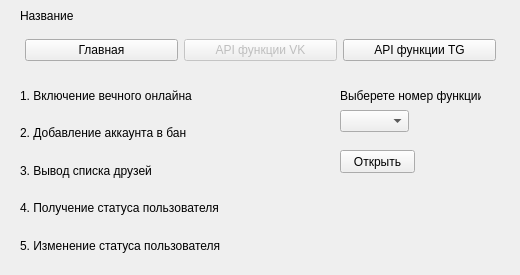
This is vk_api.ui in AlisMori/API_project as Qt 5 draws it before an edit. The edited form follows.
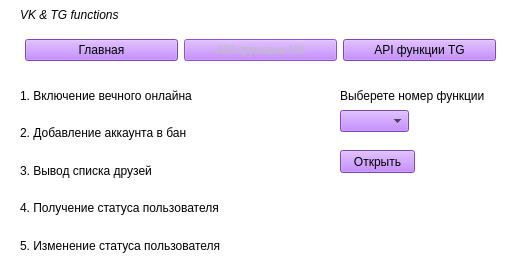
This is the edited form.

Commit message: Make a design

The edit to the form file:
```diff
--- a/vk_api.ui
+++ b/vk_api.ui
@@ -7,12 +7,15 @@
     <x>0</x>
     <y>0</y>
     <width>520</width>
-    <height>275</height>
+    <height>272</height>
    </rect>
   </property>
   <property name="windowTitle">
    <string>Form</string>
   </property>
+  <property name="styleSheet">
+   <string notr="true">background-color: rgb(255, 255, 255);</string>
+  </property>
   <widget class="QWidget" name="horizontalLayoutWidget">
    <property name="geometry">
     <rect>
@@ -31,6 +34,10 @@
     </property>
     <item>
      <widget class="QPushButton" name="Main_vk">
+      <property name="styleSheet">
+       <string notr="true">background-color: rgb(177, 99, 255);
+font: 10pt &quot;Times New Roman&quot;;</string>
+      </property>
       <property name="text">
        <string>Главная</string>
       </property>
@@ -41,6 +48,10 @@
       <property name="enabled">
        <bool>false</bool>
       </property>
+      <property name="styleSheet">
+       <string notr="true">background-color: rgb(177, 99, 255);
+font: 10pt &quot;Times New Roman&quot;;</string>
+      </property>
       <property name="text">
        <string>API функции VK</string>
       </property>
@@ -48,6 +59,10 @@
     </item>
     <item>
      <widget class="QPushButton" name="TG_vk">
+      <property name="styleSheet">
+       <string notr="true">background-color: rgb(177, 99, 255);
+font: 10pt &quot;Times New Roman&quot;;</string>
+      </property>
       <property name="text">
        <string>API функции TG</string>
       </property>
@@ -74,7 +89,7 @@
     <number>1</number>
    </property>
    <property name="text">
-    <string>Название</string>
+    <string>&lt;html&gt;&lt;head/&gt;&lt;body&gt;&lt;p&gt;&lt;span style=&quot; font-weight:400; font-style:italic;&quot;&gt;VK &amp;amp; TG functions &lt;/span&gt;&lt;/p&gt;&lt;/body&gt;&lt;/html&gt;</string>
    </property>
   </widget>
   <widget class="QWidget" name="verticalLayoutWidget">
@@ -129,10 +144,13 @@
     <rect>
      <x>340</x>
      <y>80</y>
-     <width>141</width>
+     <width>171</width>
      <height>31</height>
     </rect>
    </property>
+   <property name="styleSheet">
+    <string notr="true">font: 11pt &quot;Times New Roman&quot;;</string>
+   </property>
    <property name="text">
     <string>Выберете номер функции</string>
    </property>
@@ -146,6 +164,10 @@
      <height>22</height>
     </rect>
    </property>
+   <property name="styleSheet">
+    <string notr="true">background-color: rgb(177, 99, 255);
+font: 10pt &quot;Times New Roman&quot;;</string>
+   </property>
   </widget>
   <widget class="QPushButton" name="function">
    <property name="geometry">
@@ -156,6 +178,10 @@
      <height>23</height>
     </rect>
    </property>
+   <property name="styleSheet">
+    <string notr="true">background-color: rgb(177, 99, 255);
+font: 10pt &quot;Times New Roman&quot;;</string>
+   </property>
    <property name="text">
     <string>Открыть</string>
    </property>
```
Left out of the diff: 15 changed lines with no effect on the pictures. The commit also changes 6 other files.
